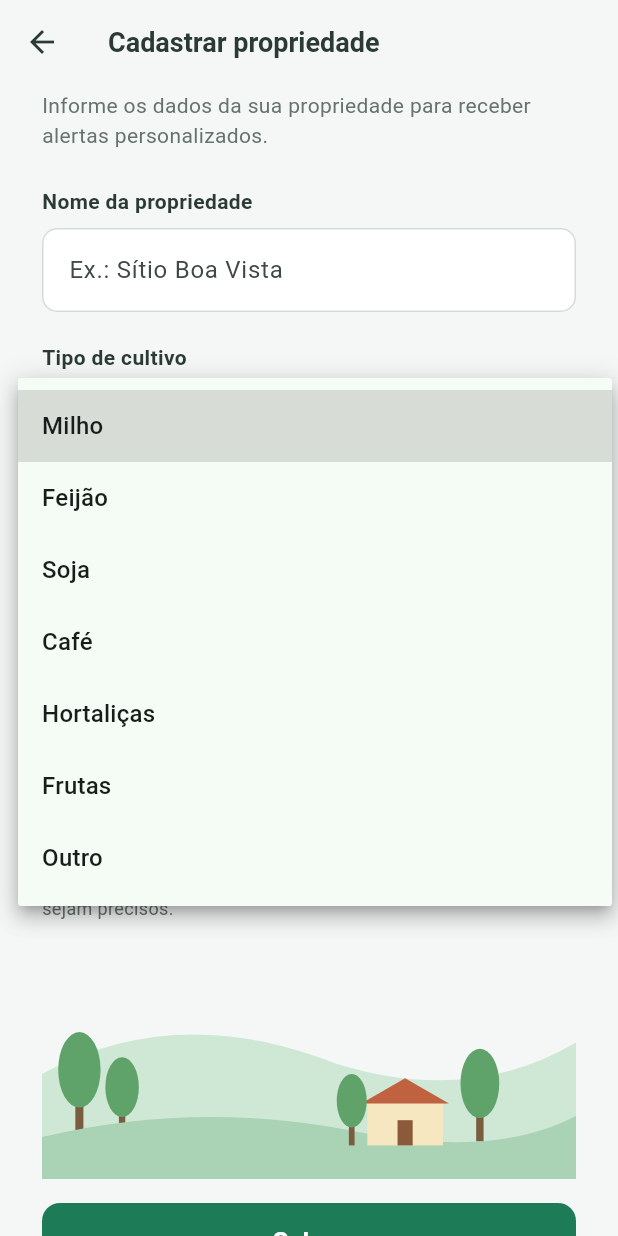
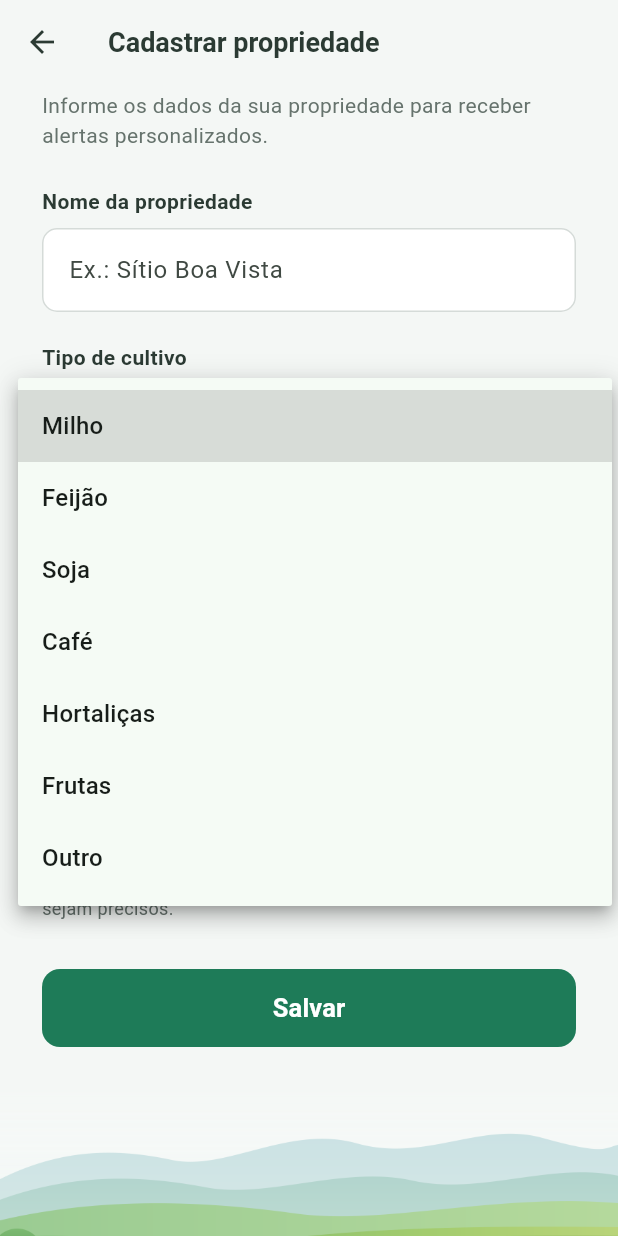
Before and after one commit to rafaelmvalente/PI_IV-TIME-19, a Flutter app: the CadastroPropriedadeScreen screen opened directly, after a tap on "Selecione o tipo de cultivo", on a phone screen of 412 x 824 dp. Run offline on Flutter 3.47's test engine with Material 3 defaults, Android fonts, the phone set to English and light mode, and no system bars; our stand-ins replace geolocator.

```diff
--- a/app/lib/screens/cadastro_propriedade_screen.dart
+++ b/app/lib/screens/cadastro_propriedade_screen.dart
@@ -13,7 +13,6 @@ import '../models/coordenada.dart';
 import '../models/propriedade.dart';
 import '../services/localizacao_service.dart';
 import '../theme/app_colors.dart';
-import '../widgets/paisagem_rural.dart';
 import '../widgets/seletor_localizacao.dart';
 
 class CadastroPropriedadeScreen extends StatefulWidget {
@@ -86,8 +85,8 @@ class _CadastroPropriedadeScreenState extends State<CadastroPropriedadeScreen> {
     });
 
     try {
-      final coordenada =
-          await widget.localizacaoService.obterLocalizacaoAtual();
+      final coordenada = await widget.localizacaoService
+          .obterLocalizacaoAtual();
       if (!mounted) return;
       campo.didChange(coordenada);
       campo.validate();
@@ -97,7 +96,8 @@ class _CadastroPropriedadeScreenState extends State<CadastroPropriedadeScreen> {
     } on Exception {
       if (!mounted) return;
       setState(() {
-        _erroLocalizacao = 'Não foi possível obter a localização. '
+        _erroLocalizacao =
+            'Não foi possível obter a localização. '
             'Tente novamente.';
       });
     } finally {
@@ -137,7 +137,21 @@ class _CadastroPropriedadeScreenState extends State<CadastroPropriedadeScreen> {
         child: Center(
           child: ConstrainedBox(
             constraints: const BoxConstraints(maxWidth: 430),
-            child: SingleChildScrollView(
+            // Mesmo esquema da tela de login: o minHeight faz a coluna ocupar
+            // no mínimo a tela inteira e o spaceBetween empurra a paisagem
+            // para o fundo. Em telas baixas ela fica depois do botão
+            // "Salvar" e rola junto, sem sobrepor.
+            child: LayoutBuilder(
+              builder: (context, constraints) {
+                return SingleChildScrollView(
+                  child: ConstrainedBox(
+                    constraints: BoxConstraints(
+                      minHeight: constraints.maxHeight,
+                    ),
+                    child: Column(
+                      mainAxisAlignment: MainAxisAlignment.spaceBetween,
+                      children: [
+                        Padding(
                           padding: const EdgeInsets.fromLTRB(28, 4, 28, 24),
                           child: Form(
                             key: _formKey,
@@ -158,12 +172,17 @@ class _CadastroPropriedadeScreenState extends State<CadastroPropriedadeScreen> {
                                   rotulo: 'Nome da propriedade',
                                   child: TextFormField(
                                     controller: _nomeController,
-                        textCapitalization: TextCapitalization.words,
+                                    textCapitalization:
+                                        TextCapitalization.words,
                                     textInputAction: TextInputAction.next,
                                     inputFormatters: [
-                          LengthLimitingTextInputFormatter(_tamanhoMaximoNome),
+                                      LengthLimitingTextInputFormatter(
+                                        _tamanhoMaximoNome,
+                                      ),
                                     ],
-                        decoration: _decoracao('Ex.: Sítio Boa Vista'),
+                                    decoration: _decoracao(
+                                      'Ex.: Sítio Boa Vista',
+                                    ),
                                     validator: _validarNome,
                                   ),
                                 ),
@@ -172,7 +191,9 @@ class _CadastroPropriedadeScreenState extends State<CadastroPropriedadeScreen> {
                                   rotulo: 'Tipo de cultivo',
                                   child: DropdownButtonFormField<TipoCultivo>(
                                     initialValue: _cultivo,
-                        hint: const Text('Selecione o tipo de cultivo'),
+                                    hint: const Text(
+                                      'Selecione o tipo de cultivo',
+                                    ),
                                     icon: const Icon(Icons.keyboard_arrow_down),
                                     decoration: _decoracao(null),
                                     items: [
@@ -182,7 +203,8 @@ class _CadastroPropriedadeScreenState extends State<CadastroPropriedadeScreen> {
                                           child: Text(cultivo.rotulo),
                                         ),
                                     ],
-                        onChanged: (valor) => setState(() => _cultivo = valor),
+                                    onChanged: (valor) =>
+                                        setState(() => _cultivo = valor),
                                     validator: _validarCultivo,
                                   ),
                                 ),
@@ -192,7 +214,8 @@ class _CadastroPropriedadeScreenState extends State<CadastroPropriedadeScreen> {
                                   complemento: '(opcional)',
                                   child: TextFormField(
                                     controller: _areaController,
-                        keyboardType: const TextInputType.numberWithOptions(
+                                    keyboardType:
+                                        const TextInputType.numberWithOptions(
                                           decimal: true,
                                         ),
                                     textInputAction: TextInputAction.done,
@@ -201,9 +224,9 @@ class _CadastroPropriedadeScreenState extends State<CadastroPropriedadeScreen> {
                                         RegExp(r'^\d{0,6}([.,]\d{0,2})?'),
                                       ),
                                     ],
-                        decoration: _decoracao('Ex.: 5 hectares').copyWith(
-                          suffixText: 'ha',
-                        ),
+                                    decoration: _decoracao(
+                                      'Ex.: 5 hectares',
+                                    ).copyWith(suffixText: 'ha'),
                                     validator: _validarArea,
                                   ),
                                 ),
@@ -216,14 +239,13 @@ class _CadastroPropriedadeScreenState extends State<CadastroPropriedadeScreen> {
                                     builder: (campo) => SeletorLocalizacao(
                                       localizacao: campo.value,
                                       carregando: _buscandoLocalizacao,
-                          mensagemErro: _erroLocalizacao ?? campo.errorText,
+                                      mensagemErro:
+                                          _erroLocalizacao ?? campo.errorText,
                                       onBuscar: () => _buscarLocalizacao(campo),
                                     ),
                                   ),
                                 ),
                                 const SizedBox(height: 32),
-                    const PaisagemRural(),
-                    const SizedBox(height: 16),
                                 SizedBox(
                                   height: 52,
                                   child: ElevatedButton(
@@ -248,6 +270,17 @@ class _CadastroPropriedadeScreenState extends State<CadastroPropriedadeScreen> {
                               ],
                             ),
                           ),
+                        ),
+                        Image.asset(
+                          'assets/images/paisagem_morros.png',
+                          width: double.infinity,
+                          fit: BoxFit.fitWidth,
+                        ),
+                      ],
+                    ),
+                  ),
+                );
+              },
             ),
           ),
         ),
--- a/app/lib/widgets/paisagem_rural.dart
+++ /dev/null
@@ -1,115 +0,0 @@
-// Vinicius Santuci Virgolino - 25000294
-// Data: 13/10/26
-// Descrição: Ilustração decorativa de morros com árvores e uma casa,
-// usada na tela de cadastro da propriedade.
-
-import 'package:flutter/material.dart';
-
-import '../theme/app_colors.dart';
-
-class PaisagemRural extends StatelessWidget {
-  const PaisagemRural({super.key, this.altura = 140});
-
-  final double altura;
-
-  @override
-  Widget build(BuildContext context) {
-    return ExcludeSemantics(
-      child: SizedBox(
-        height: altura,
-        width: double.infinity,
-        child: const CustomPaint(painter: _PaisagemPainter()),
-      ),
-    );
-  }
-}
-
-class _PaisagemPainter extends CustomPainter {
-  const _PaisagemPainter();
-
-  @override
-  void paint(Canvas canvas, Size size) {
-    final w = size.width;
-    final h = size.height;
-
-    final morroDeTras = Path()
-      ..moveTo(0, h * 0.50)
-      ..quadraticBezierTo(w * 0.25, h * 0.15, w * 0.55, h * 0.45)
-      ..quadraticBezierTo(w * 0.80, h * 0.65, w, h * 0.35)
-      ..lineTo(w, h)
-      ..lineTo(0, h)
-      ..close();
-
-    final morroDaFrente = Path()
-      ..moveTo(0, h * 0.80)
-      ..quadraticBezierTo(w * 0.30, h * 0.62, w * 0.60, h * 0.78)
-      ..quadraticBezierTo(w * 0.85, h * 0.90, w, h * 0.70)
-      ..lineTo(w, h)
-      ..lineTo(0, h)
-      ..close();
-
-    canvas.drawPath(morroDeTras, Paint()..color = AppColors.morroClaro);
-    _desenharArvore(canvas, Offset(w * 0.07, h * 0.78), h * 0.48);
-    _desenharArvore(canvas, Offset(w * 0.15, h * 0.80), h * 0.38);
-    canvas.drawPath(morroDaFrente, Paint()..color = AppColors.morroEscuro);
-    _desenharCasa(canvas, Offset(w * 0.68, h * 0.84), h);
-    _desenharArvore(canvas, Offset(w * 0.58, h * 0.84), h * 0.34);
-    _desenharArvore(canvas, Offset(w * 0.82, h * 0.82), h * 0.44);
-  }
-
-  void _desenharArvore(Canvas canvas, Offset base, double altura) {
-    final larguraTronco = altura * 0.08;
-    final alturaCopa = altura * 0.75;
-
-    canvas.drawRect(
-      Rect.fromLTWH(
-        base.dx - larguraTronco / 2,
-        base.dy - altura * 0.35,
-        larguraTronco,
-        altura * 0.35,
-      ),
-      Paint()..color = AppColors.troncoArvore,
-    );
-    canvas.drawOval(
-      Rect.fromCenter(
-        center: Offset(base.dx, base.dy - altura + alturaCopa / 2),
-        width: altura * 0.42,
-        height: alturaCopa,
-      ),
-      Paint()..color = AppColors.copaArvore,
-    );
-  }
-
-  void _desenharCasa(Canvas canvas, Offset base, double alturaTela) {
-    final largura = alturaTela * 0.36;
-    final alturaParede = alturaTela * 0.20;
-    final alturaTelhado = alturaTela * 0.12;
-
-    final parede = Rect.fromLTWH(
-      base.dx - largura / 2,
-      base.dy - alturaParede,
-      largura,
-      alturaParede,
-    );
-
-    final telhado = Path()
-      ..moveTo(parede.left - largura * 0.08, parede.top)
-      ..lineTo(base.dx, parede.top - alturaTelhado)
-      ..lineTo(parede.right + largura * 0.08, parede.top)
-      ..close();
-
-    final porta = Rect.fromLTWH(
-      base.dx - largura * 0.10,
-      base.dy - alturaParede * 0.60,
-      largura * 0.20,
-      alturaParede * 0.60,
-    );
-
-    canvas.drawRect(parede, Paint()..color = AppColors.paredeCasa);
-    canvas.drawPath(telhado, Paint()..color = AppColors.telhadoCasa);
-    canvas.drawRect(porta, Paint()..color = AppColors.portaCasa);
-  }
-
-  @override
-  bool shouldRepaint(covariant CustomPainter oldDelegate) => false;
-}
--- a/app/pubspec.yaml
+++ b/app/pubspec.yaml
@@ -58,6 +58,9 @@ flutter:
   # the material Icons class.
   uses-material-design: true
 
+  assets:
+    - assets/images/
+
   # To add assets to your application, add an assets section, like this:
   # assets:
   #   - images/a_dot_burr.jpeg
```
Also changed, not shown: app/lib/screens/splash_screen.dart (+26 -39 lines), app/assets/images/foto.Squash.jpg (added), app/assets/images/logo PI4.png (added), app/assets/images/offline_fundo.jpg (added), app/assets/images/paisagem_casa.png (added), app/assets/images/paisagem_morros.png (added), app/pubspec.lock. Lines whose indentation alone changed are shown as unchanged.
